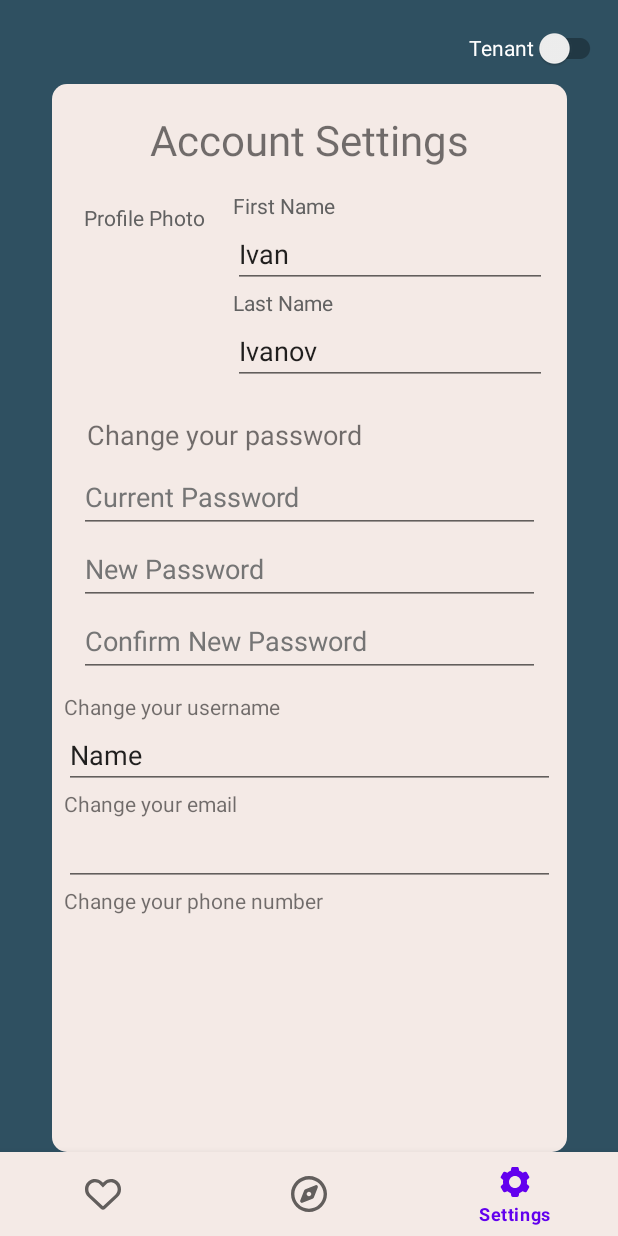
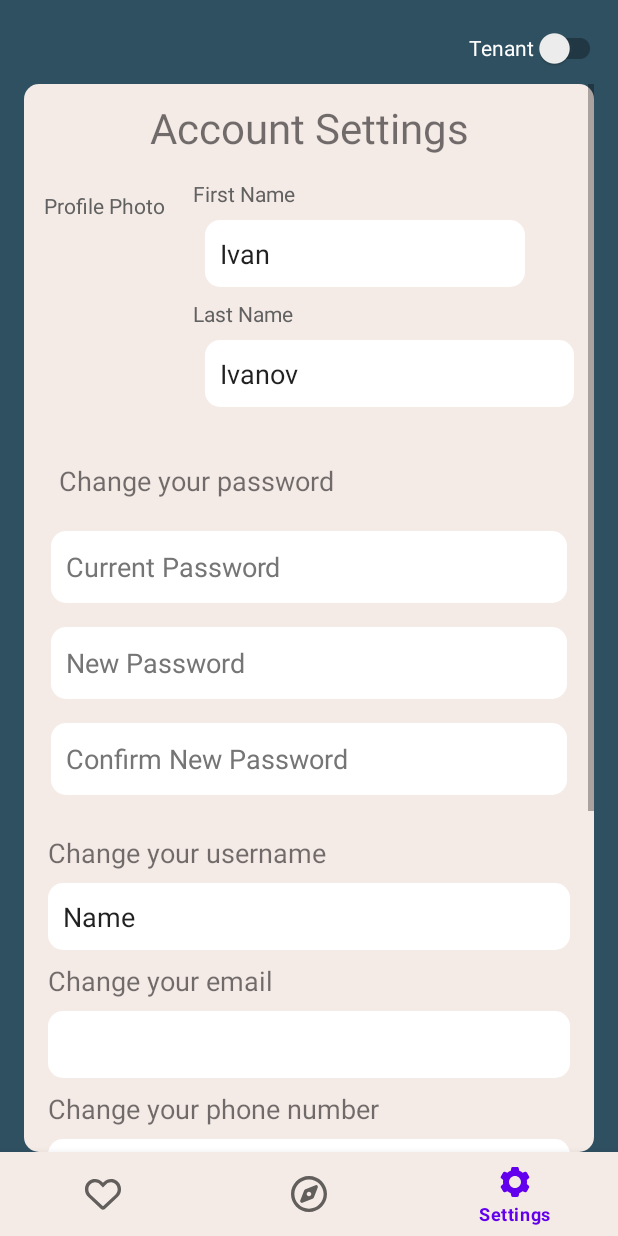
Before and after one commit to zizzkata/dbl-app-development, an Android app: the SettingsFragment screen opened through its navigation route, on a phone screen of 412 x 824 dp. Run offline under Robolectric (Android 15) with nearby library versions, the phone set to English and light mode, and no system bars; our stand-ins replace navigation-ui.

Commit message:
fixed Account settings

```diff
--- a/app/src/main/res/layout/fragment_settings.xml
+++ b/app/src/main/res/layout/fragment_settings.xml
@@ -15,24 +15,26 @@
             android:id="@+id/modeSwitch"
             android:layout_width="wrap_content"
             android:layout_height="wrap_content"
+            android:layout_margin="@dimen/spacing_400"
             android:minHeight="48dp"
-            android:layout_margin="@dimen/spacing_400"
             android:text="@string/tenant"
+            android:textColor="@color/white"
             app:layout_constraintEnd_toEndOf="parent"
-            app:layout_constraintTop_toTopOf="parent"
-            android:textColor="@color/white"/>
+            app:layout_constraintTop_toTopOf="parent" />
 
         <ScrollView
-            android:layout_width="343dp"
+            android:id="@+id/settingsScrollView"
+            android:layout_width="0dp"
             android:layout_height="0dp"
+            android:layout_marginStart="16dp"
+            android:layout_marginEnd="16dp"
             android:background="@drawable/roundstyle"
             android:backgroundTint="@color/creamy_white"
-            android:padding="@dimen/spacing_400"
             app:layout_constraintBottom_toBottomOf="parent"
             app:layout_constraintEnd_toEndOf="parent"
             app:layout_constraintStart_toStartOf="parent"
             app:layout_constraintTop_toBottomOf="@+id/modeSwitch"
-            app:layout_constraintVertical_bias="0.35">
+            app:layout_constraintVertical_bias="0.0">
 
             <LinearLayout
                 android:layout_width="match_parent"
@@ -51,10 +53,11 @@
                 <LinearLayout
                     android:layout_width="match_parent"
                     android:layout_height="match_parent"
-                    android:orientation="horizontal"
-                    android:baselineAligned="false">
+                    android:baselineAligned="false"
+                    android:orientation="horizontal">
 
                     <LinearLayout
+                        android:id="@+id/PhotoLayout"
                         android:layout_width="wrap_content"
                         android:layout_height="match_parent"
                         android:orientation="vertical"
@@ -73,6 +76,7 @@
                             android:id="@+id/imageView"
                             android:layout_width="wrap_content"
                             android:layout_height="wrap_content"
+                            android:layout_margin="8dp"
                             android:contentDescription="@string/todo"
                             android:padding="5dp"
                             tools:ignore="ImageContrastCheck"
@@ -81,6 +85,7 @@
                     </LinearLayout>
 
                     <LinearLayout
+                        android:id="@+id/nameLayout"
                         android:layout_width="0dp"
                         android:layout_height="match_parent"
                         android:layout_weight="1"
@@ -92,6 +97,7 @@
                             android:layout_width="match_parent"
                             android:layout_height="wrap_content"
                             android:layout_weight="1"
+
                             android:text="@string/first_name"
                             android:textColor="#616161" />
 
@@ -99,11 +105,15 @@
                             android:id="@+id/firstNameBox"
                             android:layout_width="wrap_content"
                             android:layout_height="wrap_content"
+                            android:layout_margin="8dp"
                             android:layout_weight="1"
+                            android:autofillHints=""
+                            android:background="@drawable/roundstyle"
+                            android:backgroundTint="@color/white"
                             android:ems="10"
                             android:inputType="textPersonName"
-                            android:text="@string/ivan"
-                            android:autofillHints="" />
+                            android:padding="10dp"
+                            android:text="@string/ivan" />
 
                         <TextView
                             android:id="@+id/lastNameTxt"
@@ -117,119 +127,199 @@
                             android:id="@+id/lastNameBox"
                             android:layout_width="match_parent"
                             android:layout_height="wrap_content"
+                            android:layout_margin="8dp"
                             android:layout_weight="1"
+                            android:autofillHints=""
+                            android:background="@drawable/roundstyle"
+                            android:backgroundTint="@color/white"
                             android:ems="10"
                             android:inputType="textPersonName"
-                            android:text="@string/ivanov"
-                            android:autofillHints="" />
+                            android:padding="10dp"
+                            android:text="@string/ivanov" />
                     </LinearLayout>
 
                 </LinearLayout>
 
                 <LinearLayout
+                    android:id="@+id/passwordLayout"
                     android:layout_width="match_parent"
                     android:layout_height="match_parent"
                     android:orientation="vertical"
                     android:padding="10dp">
 
                     <TextView
-                        android:id="@+id/textView7"
+                        android:id="@+id/changePasswordTxt"
                         android:layout_width="match_parent"
                         android:layout_height="wrap_content"
+                        android:layout_margin="8dp"
                         android:padding="5dp"
                         android:text="@string/change_your_password"
                         android:textSize="18sp" />
 
                     <EditText
-                        android:id="@+id/editTextTextPassword2"
+                        android:id="@+id/currentPasswordBox"
                         android:layout_width="match_parent"
                         android:layout_height="wrap_content"
+                        android:layout_margin="8dp"
+                        android:background="@drawable/roundstyle"
+                        android:backgroundTint="@color/white"
                         android:ems="10"
                         android:hint="@string/current_password"
                         android:importantForAutofill="no"
                         android:inputType="textPassword"
                         android:minHeight="48dp"
+                        android:padding="10dp"
                         android:textColorHint="#757575" />
 
                     <EditText
-                        android:id="@+id/editTextTextPassword3"
+                        android:id="@+id/newPasswordBox"
                         android:layout_width="match_parent"
                         android:layout_height="wrap_content"
+                        android:layout_margin="8dp"
+                        android:background="@drawable/roundstyle"
+
+                        android:backgroundTint="@color/white"
                         android:ems="10"
                         android:hint="@string/new_password"
+                        android:importantForAutofill="no"
                         android:inputType="textPassword"
                         android:minHeight="48dp"
-                        android:textColorHint="#757575"
-                        android:importantForAutofill="no" />
+                        android:padding="10dp"
+                        android:textColorHint="#757575" />
 
                     <EditText
-                        android:id="@+id/editTextTextPassword4"
+                        android:id="@+id/ConfirmNewPasswordBox"
                         android:layout_width="match_parent"
                         android:layout_height="wrap_content"
+                        android:layout_margin="8dp"
+                        android:background="@drawable/roundstyle"
+                        android:backgroundTint="@color/white"
                         android:ems="10"
                         android:hint="@string/confirm_new_password"
                         android:importantForAutofill="no"
                         android:inputType="textPassword"
                         android:minHeight="48dp"
+                        android:padding="10dp"
                         android:textColorHint="#757575" />
                 </LinearLayout>
 
                 <LinearLayout
+                    android:id="@+id/usernameLayout"
                     android:layout_width="match_parent"
                     android:layout_height="match_parent"
+                    android:layout_margin="8dp"
                     android:orientation="vertical">
 
                     <TextView
-                        android:id="@+id/textView8"
+                        android:id="@+id/changeUsernameTxt"
                         android:layout_width="match_parent"
                         android:layout_height="wrap_content"
-                        android:text="Change your username" />
+                        android:layout_marginStart="8dp"
+                        android:text="Change your username"
+                        android:textSize="18sp" />
 
                     <EditText
-                        android:id="@+id/editTextTextPersonName3"
+                        android:id="@+id/usernameBox"
                         android:layout_width="match_parent"
                         android:layout_height="wrap_content"
+                        android:layout_margin="8dp"
+                        android:background="@drawable/roundstyle"
+                        android:backgroundTint="@color/white"
                         android:ems="10"
                         android:inputType="textPersonName"
+                        android:padding="10dp"
                         android:text="Name" />
-                </LinearLayout>
-
-                <LinearLayout
-                    android:layout_width="match_parent"
-                    android:layout_height="match_parent"
-                    android:orientation="vertical">
 
                     <TextView
-                        android:id="@+id/textView9"
+                        android:id="@+id/changeEmailTxt"
                         android:layout_width="match_parent"
                         android:layout_height="wrap_content"
-                        android:text="Change your email" />
+                        android:layout_marginStart="8dp"
+                        android:text="Change your email"
+                        android:textSize="18sp" />
 
                     <EditText
                         android:id="@+id/editTextTextEmailAddress"
                         android:layout_width="match_parent"
                         android:layout_height="wrap_content"
+                        android:layout_margin="8dp"
+                        android:background="@drawable/roundstyle"
+                        android:backgroundTint="@color/white"
                         android:ems="10"
-                        android:inputType="textEmailAddress" />
-
-                </LinearLayout>
-
-                <LinearLayout
-                    android:layout_width="match_parent"
-                    android:layout_height="match_parent"
-                    android:orientation="vertical">
+                        android:inputType="textEmailAddress"
+                        android:padding="10dp" />
 
                     <TextView
-                        android:id="@+id/textView10"
+                        android:id="@+id/changePhoneTxt"
                         android:layout_width="match_parent"
                         android:layout_height="wrap_content"
-                        android:text="Change your phone number" />
+                        android:layout_marginStart="8dp"
+                        android:text="Change your phone number"
+                        android:textSize="18sp" />
+
+                    <EditText
+                        android:id="@+id/changePhoneBox"
+                        android:layout_width="match_parent"
+                        android:layout_height="wrap_content"
+                        android:layout_margin="8dp"
+                        android:background="@drawable/roundstyle"
+                        android:backgroundTint="@color/white"
+                        android:ems="10"
+                        android:inputType="phone"
+                        android:padding="10sp" />
+
+                    <TextView
+                        android:id="@+id/descriptionTxt"
+                        android:layout_width="match_parent"
+                        android:layout_height="wrap_content"
+                        android:layout_marginStart="8dp"
+                        android:text="Description"
+                        android:textSize="18sp" />
+
+                    <EditText
+                        android:id="@+id/descriptionBox"
+                        android:layout_width="match_parent"
+                        android:layout_height="156dp"
+                        android:layout_margin="8dp"
+                        android:background="@drawable/roundstyle"
+                        android:backgroundTint="@color/white"
+                        android:ems="10"
+                        android:gravity="start|top"
+                        android:hint="Add personal description..."
+                        android:inputType="textPersonName"
+                        android:padding="10dp" />
+
+                    <TextView
+                        android:id="@+id/personalTraitsTxt"
+                        android:layout_width="match_parent"
+                        android:layout_height="wrap_content"
+                        android:layout_marginStart="8dp"
+                        android:text="Personal traits"
+                        android:textSize="18sp" />
+
+                    <LinearLayout
+                        android:layout_width="match_parent"
+                        android:layout_height="match_parent"
+                        android:layout_margin="4sp"
+                        android:orientation="horizontal">
+
+                        <CheckBox
+                            android:id="@+id/smokingCheckBox"
+                            android:layout_width="wrap_content"
+                            android:layout_height="34dp"
+                            android:layout_margin="8sp"
+                            android:layout_weight="1"
+                            android:text="I smoke" />
+
+                        <CheckBox
+                            android:id="@+id/havePetsCheckBox"
+                            android:layout_width="wrap_content"
+                            android:layout_height="36dp"
+                            android:layout_margin="8sp"
+                            android:layout_weight="1"
+                            android:text="I have pets" />
+                    </LinearLayout>
                 </LinearLayout>
-
-                <LinearLayout
-                    android:layout_width="match_parent"
-                    android:layout_height="match_parent"
-                    android:orientation="vertical"></LinearLayout>
 
             </LinearLayout>
         </ScrollView>
```
